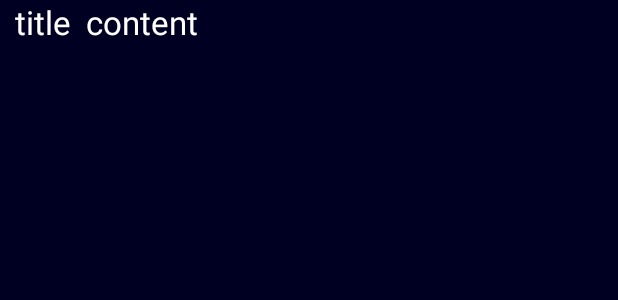
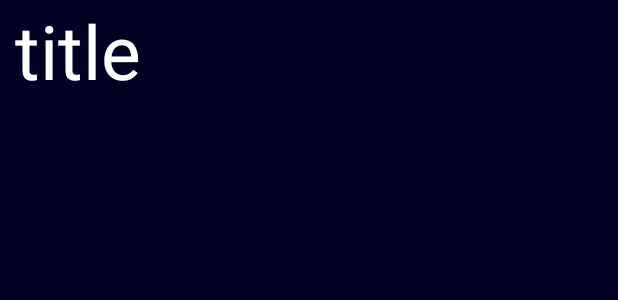
Before and after one commit to wws002/ToDoList, an Android app: the layout item_todo.xml on its own in the app's theme, with its tools: preview values and no code run, on a phone screen of 412 x 824 dp. Shown: the top 300 px of the screen. Run offline under Robolectric (Android 15) with nearby library versions, the phone set to English and light mode, and no system bars.

Commit message:
UI update

```diff
--- a/app/src/main/java/com/csce4623/ahnelson/todolist/ToDoCursorAdapter.java
+++ b/app/src/main/java/com/csce4623/ahnelson/todolist/ToDoCursorAdapter.java
@@ -26,12 +26,9 @@ public class ToDoCursorAdapter extends CursorAdapter {
     public void bindView(View view, Context context, Cursor cursor) {
         // Find fields to populate in inflated template
         TextView tvTitle = view.findViewById(R.id.tvTitle);
-        TextView tvContent = view.findViewById(R.id.tvContent);
         // Extract properties from cursor
         String title = cursor.getString(cursor.getColumnIndexOrThrow("TITLE"));
-        String content = cursor.getString(cursor.getColumnIndexOrThrow("CONTENT"));
         // Populate fields with extracted properties
         tvTitle.setText(title);
-        tvContent.setText(content);
     }
 }
--- a/app/src/main/res/layout/activity_edit.xml
+++ b/app/src/main/res/layout/activity_edit.xml
@@ -15,7 +15,7 @@
         android:layout_marginRight="8dp"
         android:layout_marginTop="8dp"
         android:text="this is the title"
-        android:textSize="24sp"
+        android:textSize="35sp"
         app:layout_constraintLeft_toLeftOf="parent"
         app:layout_constraintRight_toRightOf="parent"
         app:layout_constraintTop_toTopOf="parent"
@@ -30,6 +30,7 @@
         android:layout_marginRight="8dp"
         android:inputType="textMultiLine"
         android:text="@string/lorem"
+        android:textSize="40sp"
         app:layout_constraintLeft_toLeftOf="parent"
         app:layout_constraintRight_toRightOf="parent"
         app:layout_constraintTop_toBottomOf="@+id/eNoteTitle"
--- a/app/src/main/res/layout/activity_note.xml
+++ b/app/src/main/res/layout/activity_note.xml
@@ -15,7 +15,7 @@
         android:layout_marginRight="8dp"
         android:layout_marginTop="8dp"
         android:text="title"
-        android:textSize="24sp"
+        android:textSize="35sp"
         app:layout_constraintLeft_toLeftOf="parent"
         app:layout_constraintRight_toRightOf="parent"
         app:layout_constraintTop_toTopOf="parent"
@@ -33,6 +33,7 @@
         android:gravity="top"
         android:inputType="textMultiLine"
         android:text="@string/lorem"
+        android:textSize="40sp"
         app:layout_constraintLeft_toLeftOf="parent"
         app:layout_constraintRight_toRightOf="parent"
         app:layout_constraintTop_toBottomOf="@+id/tvNoteTitle"
--- a/app/src/main/res/layout/item_todo.xml
+++ b/app/src/main/res/layout/item_todo.xml
@@ -6,18 +6,11 @@
     android:background="#000022">
     <TextView
         android:id="@+id/tvTitle"
-        android:layout_width="wrap_content"
-        android:layout_height="50dp"
+        android:layout_width="400dp"
+        android:layout_height="70dp"
         android:layout_marginLeft="10dp"
         android:layout_marginRight="10dp"
         android:text="title"
         android:textAppearance="?android:attr/textAppearanceLarge"
         style="@style/noteText"/>
-    <TextView
-        android:id="@+id/tvContent"
-        android:layout_width="wrap_content"
-        android:layout_height="50dp"
-        android:text="content"
-        android:textAppearance="?android:attr/textAppearanceLarge"
-        style="@style/noteText"/>
 </LinearLayout>
--- a/app/src/main/res/values/styles.xml
+++ b/app/src/main/res/values/styles.xml
@@ -10,6 +10,7 @@
 
     <style name="noteText">
         <item name="android:textColor">#ffffff</item>
+        <item name="android:textSize">50sp</item>
     </style>
 
 </resources>
```
